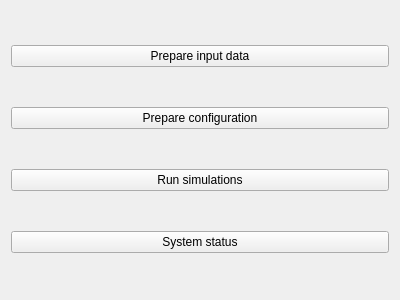
Before: the Qt Designer form sgcs/gui/main.ui in Michal-Stempkowski/sgcs, drawn with Qt 5.
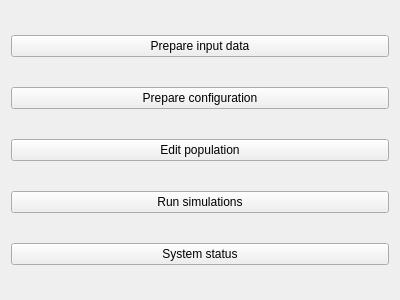
After: the same form once the commit is applied.

Commit message: Rule population editor added

```diff
--- a/sgcs/gui/main.ui
+++ b/sgcs/gui/main.ui
@@ -28,6 +28,13 @@
      </property>
     </widget>
    </item>
+   <item>
+    <widget class="QPushButton" name="editPopulationPushButton">
+     <property name="text">
+      <string>Edit population</string>
+     </property>
+    </widget>
+   </item>
    <item>
     <widget class="QPushButton" name="schedulerButton">
      <property name="text">
```
The commit also changes 8 other files.
